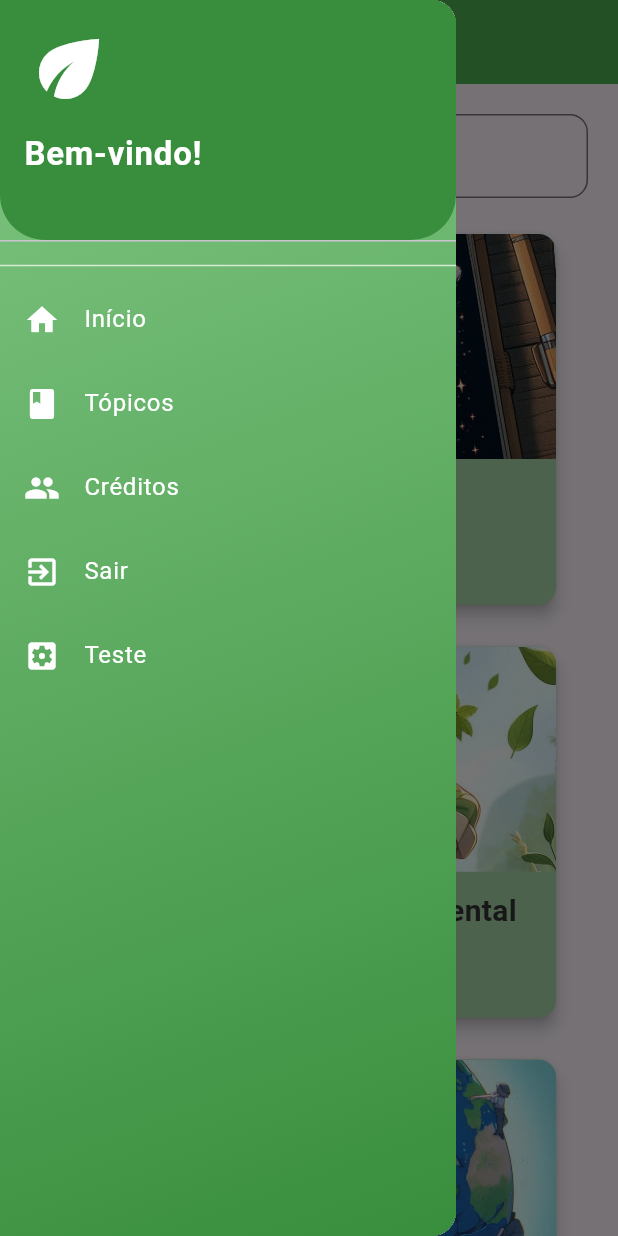
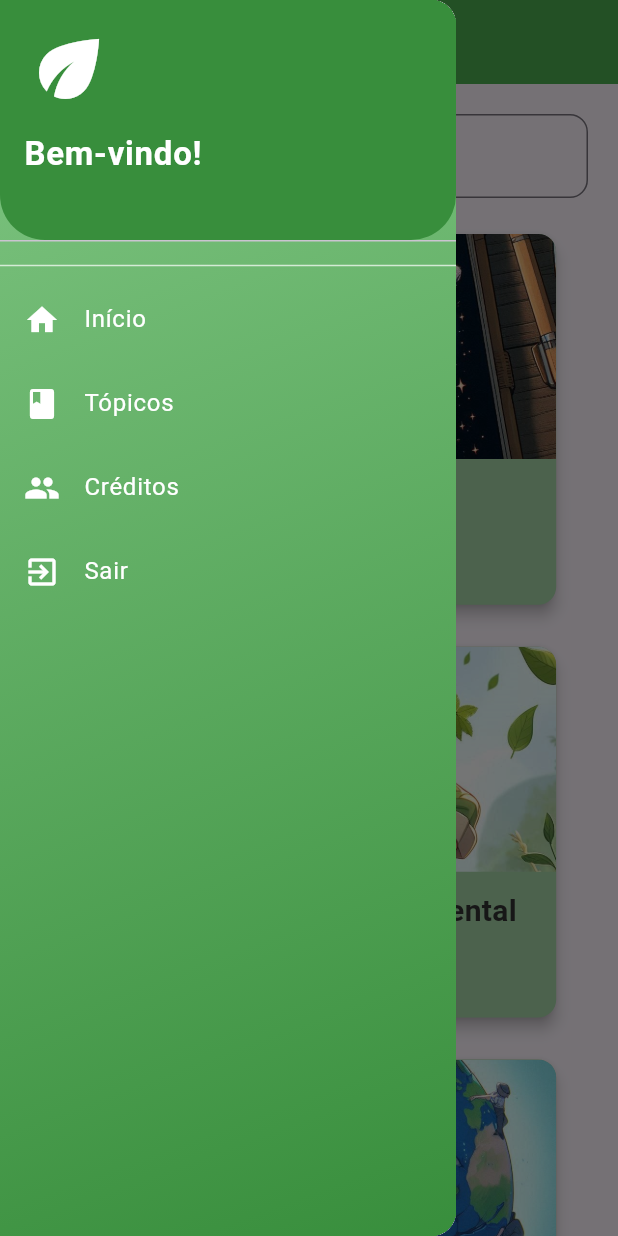
Before and after one commit to jvpdmelo/BioeDuca, a Flutter app: the Topics screen opened by its route, with the side drawer open, on a phone screen of 412 x 824 dp. Run offline on Flutter 3.47's test engine with Material 3 defaults, Android fonts, the phone set to English and light mode, and no system bars.

```diff
--- a/lib/design_static.dart
+++ b/lib/design_static.dart
@@ -108,13 +108,13 @@ class Design extends StatelessWidget {
                   SystemNavigator.pop();
                 },
               ),
-              ListTile(
+              /*ListTile(
                 leading: const Icon(Icons.settings_applications, color: drawerTextColor),
                 title: const Text('Teste', style: TextStyle(color: drawerTextColor)),
                 onTap: () {
                   Navigator.pushNamed(context, '/test');
                 },
-              ),
+              ), */
             ],
           ),
         ),
--- a/lib/main.dart
+++ b/lib/main.dart
@@ -1,5 +1,5 @@
 import 'package:bioeduca/about.dart';
-import 'package:bioeduca/test.dart';
+//import 'package:bioeduca/test.dart';
 import 'package:bioeduca/topics.dart';
 import 'package:flutter/material.dart';
 import 'home_page.dart';
@@ -21,7 +21,7 @@ class MyApp extends StatelessWidget {
         '/home': (context) => const Home(),
         '/topics': (context) => const Topics(),
         '/about': (context) => const About(),
-        '/test': (context) => const Test(),
+        //'/test': (context) => const Test(),
       },
     );
   }
--- a/lib/topics.dart
+++ b/lib/topics.dart
@@ -14,27 +14,27 @@ class _TopicsState extends State<Topics> {
   final List<Map<String, String>> topics = [
     {
       'title': 'Agenda 2030',
-      'description': 'Plano global da ONU...',
+      'description': 'Plano global da ONU com 17 metas que visam promover um mundo mais justo, sustentável e inclusivo até 2030.',
       'image': 'assets/images/agenda2030.jpeg',
     },
     {
       'title': 'Compromisso Socioambiental',
-      'description': 'Responsabilidade de cidadãos...',
+      'description': 'É a responsabilidade de cidadãos e empresas em adotar práticas sustentáveis, preservando a natureza e promovendo o bem-estar coletivo.',
       'image': 'assets/images/compromissosocioambiental.jpeg',
     },
     {
       'title': 'Desafios e Perspectivas',
-      'description': 'Principais desafios...',
+      'description': 'Os principais desafios incluem desinformação e falta de ação; as perspectivas apontam para a formação de cidadãos críticos e engajados em soluções ambientais reais.',
       'image': 'assets/images/desafiosperspectivas.jpeg',
     },
     {
       'title': 'Educação Ambiental',
-      'description': 'Busca criar consciência ambiental...',
+      'description': 'A Educação Ambiental busca criar uma sociedade mais consciente sobre as questões ambientais.',
       'image': 'assets/images/educacaoambiental.jpeg',
     },
     {
       'title': 'Sustentabilidade',
-      'description': 'Uso responsável dos recursos...',
+      'description': 'Sustentabilidade é o uso responsável dos recursos naturais, visando o bem-estar das futuras gerações.',
       'image': 'assets/images/sustentabilidade.jpeg',
     },
   ];
```
